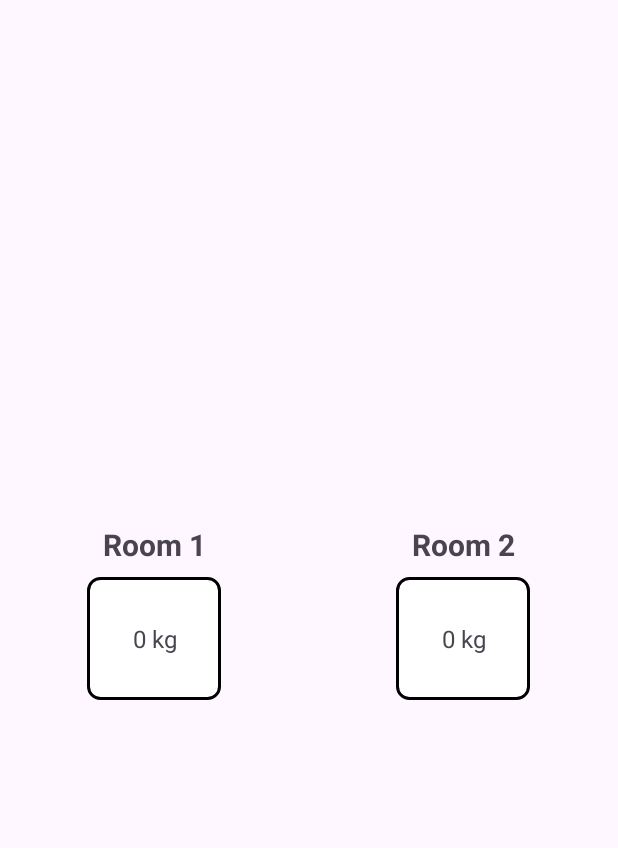
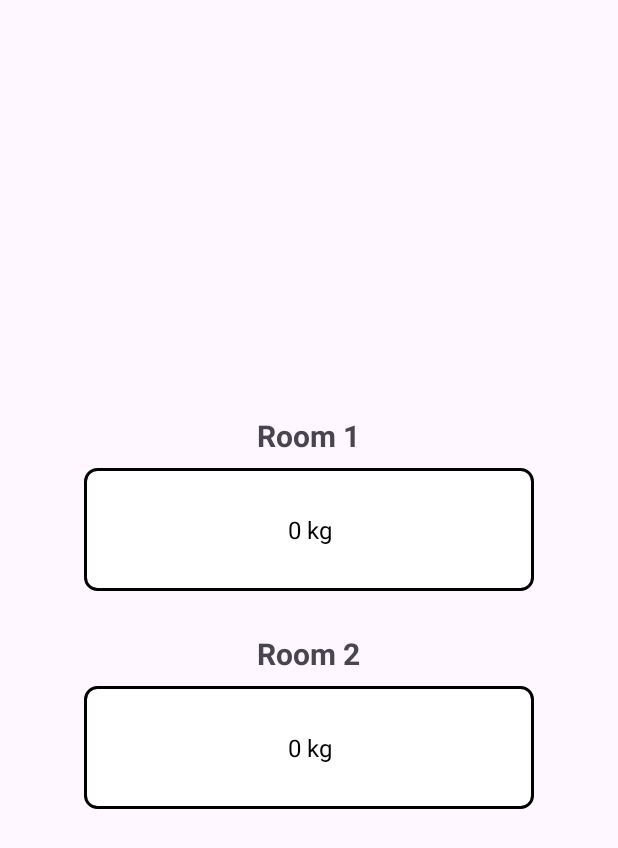
Before and after one commit to NtapeKnoxSiwale/Cerberus-Security-System, an Android app: the screen it shows after launch (MainActivity), on a phone screen of 412 x 824 dp. Shown: the top 848 px of the screen. Run offline under Robolectric (Android 15) with nearby library versions, the light colour scheme and no system bars; our stand-ins replace Firebase (no records; nobody signed in at launch, a user with empty details on screens opened directly).

Commit message:
Alarm system basics

```diff
--- a/app/src/main/AndroidManifest.xml
+++ b/app/src/main/AndroidManifest.xml
@@ -3,6 +3,8 @@
     xmlns:tools="http://schemas.android.com/tools" >
 
     <uses-permission android:name="android.permission.INTERNET" />
+
+    <uses-permission android:name="android.permission.POST_NOTIFICATIONS" />
 
     <application
 
--- /dev/null
+++ b/app/src/main/java/dev/knox/cerberus/AlarmSystem.java
@@ -0,0 +1,57 @@
+package dev.knox.cerberus;
+
+import android.app.Notification;
+import android.app.NotificationChannel;
+import android.app.NotificationManager;
+import android.content.Context;
+import android.graphics.Color;
+import android.os.Build;
+import androidx.core.app.NotificationCompat;
+
+public class AlarmSystem {
+
+    private static final String CHANNEL_ID = "alarm_channel";
+    private static final String CHANNEL_NAME = "Alarm Channel";
+    private static final int NOTIFICATION_ID = 1;
+
+    private Context context;
+
+    public AlarmSystem(Context context) {
+        this.context = context;
+        createNotificationChannel();
+    }
+
+    private void createNotificationChannel() {
+        if (Build.VERSION.SDK_INT >= Build.VERSION_CODES.O) {
+            NotificationChannel channel = new NotificationChannel(
+                    CHANNEL_ID,
+                    CHANNEL_NAME,
+                    NotificationManager.IMPORTANCE_HIGH
+            );
+            channel.setDescription(context.getString(R.string.notification_channel_description));
+            channel.enableLights(true);
+            channel.setLightColor(Color.RED);
+            NotificationManager manager = context.getSystemService(NotificationManager.class);
+            manager.createNotificationChannel(channel);
+        }
+    }
+
+    public void checkWeightAndNotify(String roomName, double weight) {
+        if (weight >= 0 && weight <= 20) {
+            String message = context.getString(R.string.notification_message, weight, roomName);
+            NotificationCompat.Builder builder = new NotificationCompat.Builder(context, CHANNEL_ID)
+                    .setSmallIcon(R.drawable.notification_icon)
+                    .setContentTitle(context.getString(R.string.notification_title))
+                    .setContentText(message)
+                    .setChannelId(CHANNEL_ID)
+                    .setAutoCancel(true);
+            NotificationManager manager = context.getSystemService(NotificationManager.class);
+            if (roomName.equals("Room1")) {
+                manager.notify(NOTIFICATION_ID, builder.build());
+            } else if (roomName.equals("Room2")) {
+                manager.notify(NOTIFICATION_ID + 1, builder.build());
+            }
+        }
+    }
+
+}
--- a/app/src/main/java/dev/knox/cerberus/MainActivity.java
+++ b/app/src/main/java/dev/knox/cerberus/MainActivity.java
@@ -20,6 +20,8 @@ public class MainActivity extends AppCompatActivity {
     private DatabaseReference room1Ref, room2Ref;
     private DecimalFormat decimalFormat;
 
+    private AlarmSystem alarmSystem;
+
     @Override
     protected void onCreate(Bundle savedInstanceState) {
         super.onCreate(savedInstanceState);
@@ -37,6 +39,8 @@ public class MainActivity extends AppCompatActivity {
         // Initialize Decimal Formatter for weight format
         decimalFormat = new DecimalFormat("0.00");
 
+        alarmSystem = new AlarmSystem(this);
+
         // Attach event listeners to database references
         room1Ref.addValueEventListener(new ValueEventListener() {
             @Override
@@ -45,6 +49,7 @@ public class MainActivity extends AppCompatActivity {
                 if (weight != null) {
                     String weightText = decimalFormat.format(weight) + " kg";
                     room1WeightTextView.setText(weightText);
+                    alarmSystem.checkWeightAndNotify("Room1", weight);
                 }
             }
 
@@ -61,6 +66,7 @@ public class MainActivity extends AppCompatActivity {
                 if (weight != null) {
                     String weightText = decimalFormat.format(weight) + " kg";
                     room2WeightTextView.setText(weightText);
+                    alarmSystem.checkWeightAndNotify("Room2", weight);
                 }
             }
 
--- /dev/null
+++ b/app/src/main/res/drawable/notification_icon.xml
@@ -0,0 +1,5 @@
+<vector android:height="24dp" android:tint="#000000"
+    android:viewportHeight="24" android:viewportWidth="24"
+    android:width="24dp" xmlns:android="http://schemas.android.com/apk/res/android">
+    <path android:fillColor="@android:color/white" android:pathData="M18,16v-5c0,-3.07 -1.64,-5.64 -4.5,-6.32L13.5,4c0,-0.83 -0.67,-1.5 -1.5,-1.5s-1.5,0.67 -1.5,1.5v0.68C7.63,5.36 6,7.92 6,11v5l-2,2v1h16v-1l-2,-2zM13,16h-2v-2h2v2zM13,12h-2L11,8h2v4zM12,22c1.1,0 2,-0.9 2,-2h-4c0,1.1 0.89,2 2,2z"/>
+</vector>
--- a/app/src/main/res/layout/activity_main.xml
+++ b/app/src/main/res/layout/activity_main.xml
@@ -1,66 +1,62 @@
 <?xml version="1.0" encoding="utf-8"?>
-<androidx.constraintlayout.widget.ConstraintLayout xmlns:android="http://schemas.android.com/apk/res/android"
+<androidx.constraintlayout.widget.ConstraintLayout
+    xmlns:android="http://schemas.android.com/apk/res/android"
     xmlns:app="http://schemas.android.com/apk/res-auto"
     xmlns:tools="http://schemas.android.com/tools"
     android:layout_width="match_parent"
     android:layout_height="match_parent"
     tools:context=".MainActivity">
 
-    <GridLayout
+    <LinearLayout
         android:layout_width="match_parent"
         android:layout_height="wrap_content"
-        android:columnCount="2"
-        android:rowCount="2"
+        android:gravity="center"
+        android:orientation="vertical"
         app:layout_constraintBottom_toBottomOf="parent"
         app:layout_constraintEnd_toEndOf="parent"
         app:layout_constraintStart_toStartOf="parent"
         app:layout_constraintTop_toTopOf="parent">
 
         <TextView
-            android:layout_rowWeight="1"
-            android:layout_columnWeight="1"
-            android:layout_gravity="center"
-            android:gravity="center"
+            android:layout_width="wrap_content"
+            android:layout_height="wrap_content"
+            android:layout_gravity="center_horizontal"
             android:text="Room 1"
             android:textSize="20sp"
             android:textStyle="bold" />
 
         <TextView
-            android:layout_rowWeight="1"
-            android:layout_column="1"
-            android:layout_columnWeight="1"
-            android:layout_gravity="center"
+            android:id="@+id/room1_weight"
+            android:layout_width="300dp"
+            android:layout_height="wrap_content"
+            android:layout_margin="8dp"
+            android:background="@drawable/weight_box"
             android:gravity="center"
+            android:padding="30dp"
+            android:textColor="@color/black"
+            android:text="0 kg"
+            android:textSize="16sp" />
+
+        <TextView
+            android:layout_width="wrap_content"
+            android:layout_marginTop="20dp"
+            android:layout_height="wrap_content"
+            android:layout_gravity="center_horizontal"
             android:text="Room 2"
             android:textSize="20sp"
             android:textStyle="bold" />
 
         <TextView
-            android:id="@+id/room1_weight"
-            android:layout_rowWeight="1"
-            android:layout_columnWeight="1"
-            android:layout_gravity="center"
+            android:id="@+id/room2_weight"
+            android:layout_width="300dp"
+            android:layout_height="wrap_content"
             android:layout_margin="8dp"
             android:background="@drawable/weight_box"
             android:gravity="center"
             android:padding="30dp"
+            android:textColor="@color/black"
             android:text="0 kg"
             android:textSize="16sp" />
-
-        <TextView
-            android:id="@+id/room2_weight"
-            android:layout_rowWeight="1"
-            android:layout_column="1"
-            android:layout_columnWeight="1"
-            android:layout_gravity="center"
-            android:layout_margin="8dp"
-            android:background="@drawable/weight_box"
-            android:gravity="center"
-            android:padding="30dp"
-            android:text="0 kg"
-            android:textSize="16sp" />
-
-    </GridLayout>
-
+    </LinearLayout>
 
 </androidx.constraintlayout.widget.ConstraintLayout>
--- a/app/src/main/res/values-night/themes.xml
+++ b/app/src/main/res/values-night/themes.xml
@@ -16,6 +16,9 @@
     <!-- Base application theme. -->
     <style name="Base.Theme.Cerberus" parent="Theme.Material3.DayNight.NoActionBar">
         <!-- Customize your dark theme here. -->
-        <!-- <item name="colorPrimary">@color/my_dark_primary</item> -->
+
+        <!-- Add text color for TextViews in dark mode -->
+        <item name="android:textColorPrimary">@color/black</item>
+        <item name="android:textColor">@color/black</item>
     </style>
 </resources>
--- a/app/src/main/res/values/strings.xml
+++ b/app/src/main/res/values/strings.xml
@@ -1,4 +1,9 @@
 <resources>
+
+    <string name="notification_channel_description">Notification for weight alarms</string>
+    <string name="notification_title">Weight Alarm</string>
+    <string name="notification_message">Hi user, we have detected a weight of %.2f kg in %s</string>
+
     <string name="app_name">Cerberus</string>
     <string name="title_activity_main">MainActivity</string>
     <!-- Strings used for fragments for navigation -->
```
